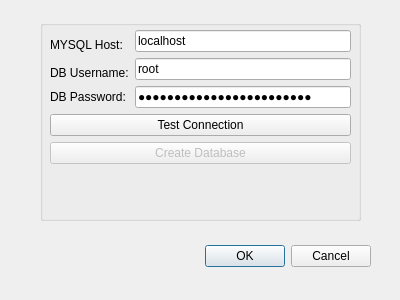
Aurux/movieReservation, file dbsetupwindow.ui: the form before one commit.
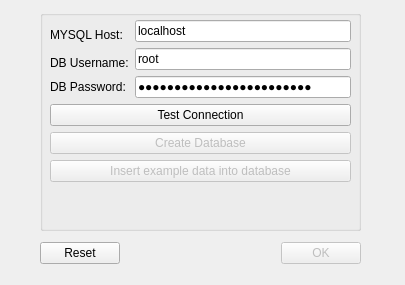
The form after the commit.

Commit message: Added reset button to clear fields in DB setup.

The edit to the form file:
```diff
--- a/dbsetupwindow.ui
+++ b/dbsetupwindow.ui
@@ -6,48 +6,32 @@
    <rect>
     <x>0</x>
     <y>0</y>
-    <width>400</width>
-    <height>300</height>
+    <width>405</width>
+    <height>285</height>
    </rect>
   </property>
   <property name="windowTitle">
    <string>Dialog</string>
   </property>
-  <widget class="QDialogButtonBox" name="buttonBox">
-   <property name="geometry">
-    <rect>
-     <x>30</x>
-     <y>240</y>
-     <width>341</width>
-     <height>32</height>
-    </rect>
-   </property>
-   <property name="orientation">
-    <enum>Qt::Horizontal</enum>
-   </property>
-   <property name="standardButtons">
-    <set>QDialogButtonBox::Cancel|QDialogButtonBox::Ok</set>
-   </property>
-  </widget>
   <widget class="QGroupBox" name="groupBox">
    <property name="geometry">
     <rect>
      <x>40</x>
-     <y>20</y>
+     <y>10</y>
      <width>321</width>
-     <height>201</height>
+     <height>221</height>
     </rect>
    </property>
    <property name="title">
     <string/>
    </property>
-   <widget class="QWidget" name="">
+   <widget class="QWidget" name="layoutWidget">
     <property name="geometry">
      <rect>
       <x>10</x>
       <y>10</y>
       <width>301</width>
-      <height>181</height>
+      <height>201</height>
      </rect>
     </property>
     <layout class="QVBoxLayout" name="verticalLayout">
@@ -117,6 +101,16 @@
        </property>
       </widget>
      </item>
+     <item>
+      <widget class="QPushButton" name="exampleDataBtn">
+       <property name="enabled">
+        <bool>false</bool>
+       </property>
+       <property name="text">
+        <string>Insert example data into database</string>
+       </property>
+      </widget>
+     </item>
      <item>
       <widget class="QLabel" name="statusLabel">
        <property name="text">
@@ -127,6 +121,38 @@
     </layout>
    </widget>
   </widget>
+  <widget class="QWidget" name="">
+   <property name="geometry">
+    <rect>
+     <x>40</x>
+     <y>240</y>
+     <width>321</width>
+     <height>26</height>
+    </rect>
+   </property>
+   <layout class="QHBoxLayout" name="horizontalLayout">
+    <item>
+     <widget class="QDialogButtonBox" name="buttonBox_2">
+      <property name="standardButtons">
+       <set>QDialogButtonBox::Reset</set>
+      </property>
+     </widget>
+    </item>
+    <item>
+     <widget class="QDialogButtonBox" name="buttonBox">
+      <property name="enabled">
+       <bool>false</bool>
+      </property>
+      <property name="orientation">
+       <enum>Qt::Horizontal</enum>
+      </property>
+      <property name="standardButtons">
+       <set>QDialogButtonBox::Ok</set>
+      </property>
+     </widget>
+    </item>
+   </layout>
+  </widget>
  </widget>
  <resources/>
  <connections>
```
The commit also changes 1 other file.
